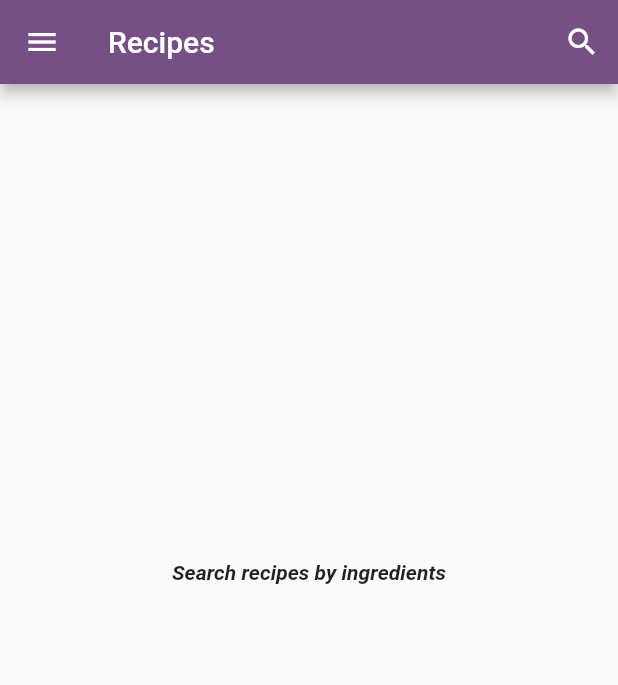
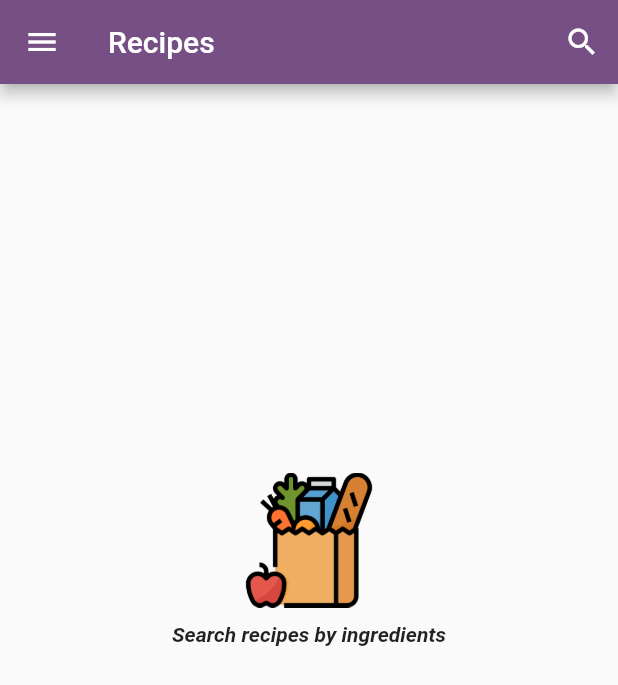
Before and after one commit to JoseJaimeGtz/pantry_management, a Flutter app: the Recipes screen opened by its route, on a phone screen of 412 x 824 dp. Shown: the top 685 px of the screen. Run offline on Flutter 3.47's test engine with Material 2 defaults, Android fonts, the phone set to English and light mode, and no system bars; our stand-ins replace bloc, cloud_firestore, dio, easy_search_bar, equatable, firebase_auth and 9 more; missing offline and left inert: dart:ffi, flutter_config, flutter_polyline_points, flutterfire_ui, loading_animations; accounts and stored records are empty.

Commit message:
minimal changes

```diff
--- a/lib/pantry/add_products/add_products_bloc.dart
+++ b/lib/pantry/add_products/add_products_bloc.dart
@@ -53,6 +53,9 @@ class AddProductsBloc extends Bloc<AddProductsEvent, AddProductsState> {
   }
 
   FutureOr<void> _showUsersProducts(event, emit) async{
+    // regresar los ingredientes
+  }
+  // eliminar los productos
 
-  }
+  // actualizar un producto en específico
 }
--- a/lib/recipe/recipes.dart
+++ b/lib/recipe/recipes.dart
@@ -80,13 +80,22 @@ class Recipes extends StatelessWidget {
       builder: (context, state) {
         if (state.runtimeType == SearchRecipesByIngredientsInitial) {
           return Container(
-            height: MediaQuery.of(context).size.height - 173,
+            height: MediaQuery.of(context).size.height - 200,
             child: Center(
-              child: Text('Search recipes by ingredients',
-                style: TextStyle(
-                  fontStyle: FontStyle.italic,
-                  fontWeight: FontWeight.w700,
-                ),
+              child: Column(
+                mainAxisAlignment: MainAxisAlignment.center,
+                children: [
+                  Padding(
+                    padding: const EdgeInsets.all(10.0),
+                    child: Image.asset('assets/grocery.png',height: 90),
+                  ),
+                  Text('Search recipes by ingredients',
+                    style: TextStyle(
+                      fontStyle: FontStyle.italic,
+                      fontWeight: FontWeight.w700,
+                    ),
+                  ),
+                ]
               )
             ),
           );
--- a/pubspec.yaml
+++ b/pubspec.yaml
@@ -88,6 +88,9 @@ flutter:
   assets:
     - assets/home.png
     - assets/grocery.png
+    - assets/grocery_1.png
+    - assets/grocery_2.png
+    - assets/grocery_3.png
     - assets/Image_not_available.png
     - .env
   #   - images/a_dot_ham.jpeg
```
Also changed, not shown: lib/main.dart (+9 -10 lines), assets/grocery_1.png (added), assets/grocery_2.png (added), assets/grocery_3.png (added), pubspec.lock.
